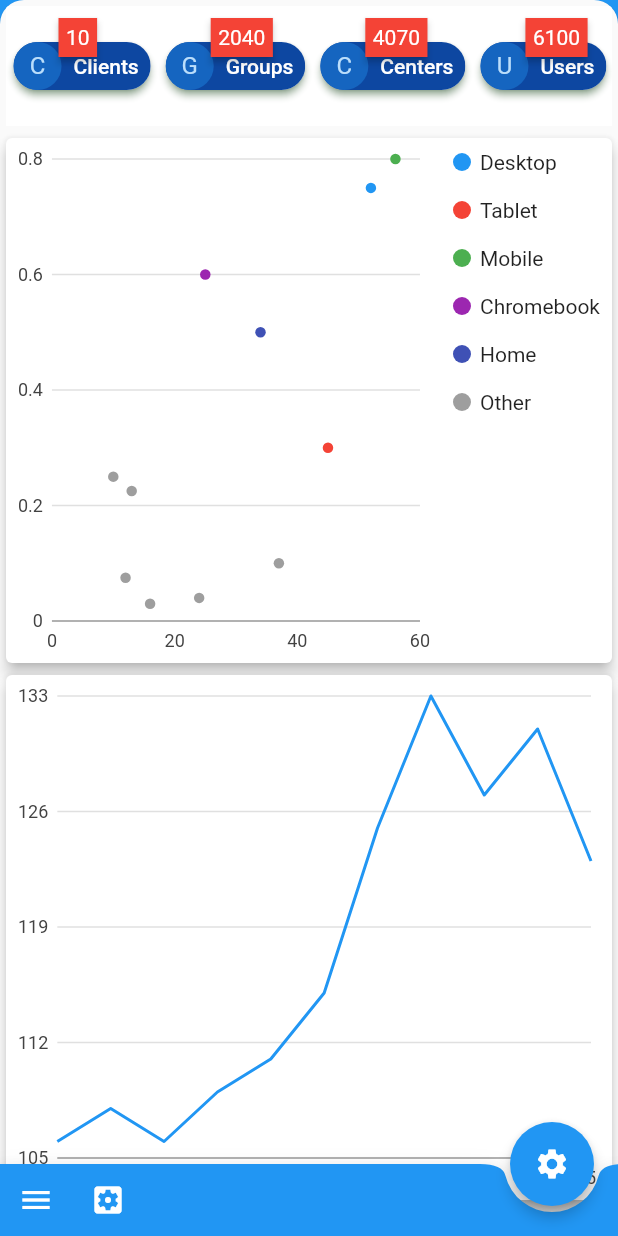
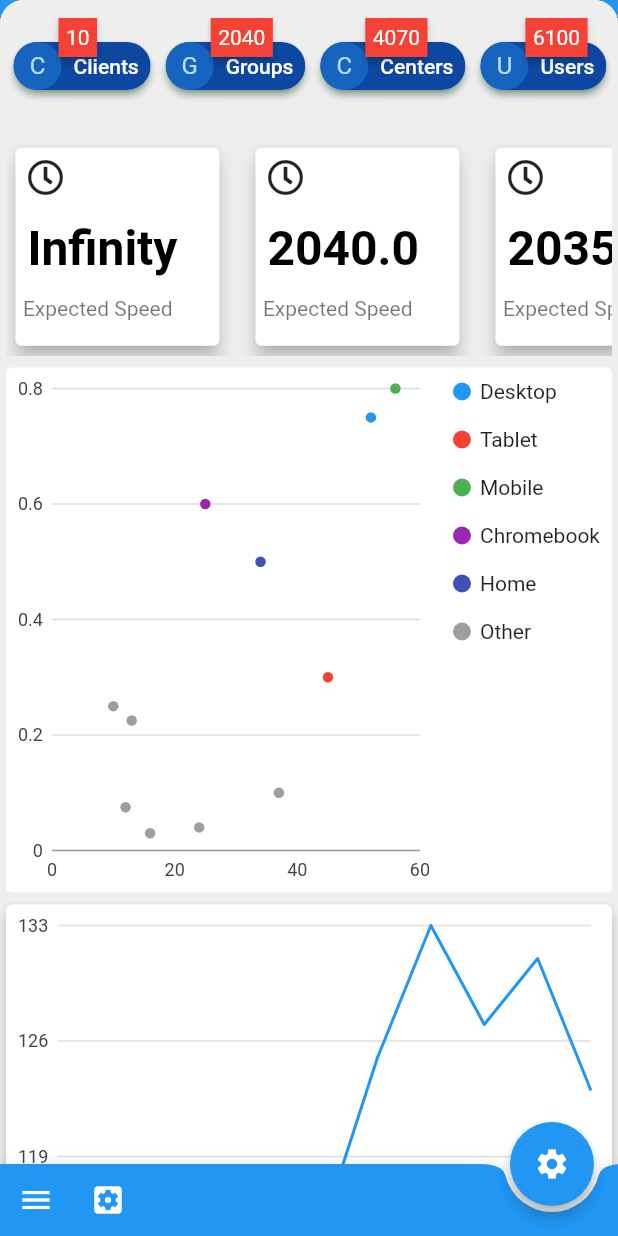
Before and after one commit to elirehema/iirc_flutter_d, a Flutter app: the MyHomeScreen screen opened directly, on a phone screen of 412 x 824 dp. Run offline on Flutter 3.47's test engine with Material 2 defaults, Android fonts, the phone set to English and light mode, and no system bars; drawn by our look-alikes of backdrop, badges; our stand-ins replace charts_flutter, connectivity, flutter_secure_storage, font_awesome_flutter; accounts and stored records are empty.

Commit message:
Home DaTa Cards

```diff
--- /dev/null
+++ b/lib/models/Account.dart
@@ -0,0 +1,6 @@
+
+
+class Account{
+  String username;
+  String data;
+}
--- /dev/null
+++ b/lib/models/index.dart
@@ -0,0 +1 @@
+export './Account.dart';
--- a/lib/screens/screen_home.dart
+++ b/lib/screens/screen_home.dart
@@ -2,14 +2,16 @@ import 'package:amala_statistics/screens/ChartScreens/BucketingAxisScatterPlotCh
 import 'package:amala_statistics/screens/ChartScreens/index.dart';
 import 'package:amala_statistics/screens/index.dart';
 import 'package:amala_statistics/widgets/index.dart';
+import 'package:font_awesome_flutter/font_awesome_flutter.dart';
 import 'package:backdrop/backdrop.dart';
 import 'package:flutter/material.dart';
+import 'package:amala_statistics/utils/index.dart' as colors;
 
 class HomeScreen extends StatelessWidget {
   @override
   Widget build(BuildContext context) {
     return new Scaffold(
-      body:  new MyHomeScreen(title: 'Home Screen'),
+      body: new MyHomeScreen(title: 'Home Screen'),
     );
   }
 }
@@ -53,7 +55,6 @@ class _HomeScreenState extends State<MyHomeScreen> {
     BucketingAxisScatterPlotChart.withSampleData(),
   ];
   final List<String> reportTitle = [
-
     'Clients',
     'Groups',
     'Centers',
@@ -66,8 +67,6 @@ class _HomeScreenState extends State<MyHomeScreen> {
     'Savings',
     'Shares',
     'Reports',
-
-
   ];
 
   final List<int> colorCodes = <int>[600, 500, 400, 300];
@@ -78,26 +77,27 @@ class _HomeScreenState extends State<MyHomeScreen> {
       title: Text("Backdrop Example"),
       backLayer: Center(
           child: ListView.builder(
-              padding: const EdgeInsets.all(8),
+              padding: const EdgeInsets.all(2.0),
               itemCount: widgetList.length,
               itemBuilder: (BuildContext context, int index) {
                 return Container(
                   height: 350,
-                  color: Colors.blue[index * 100],
+                  color: Colors.white,
                   child: widgetList[index],
                 );
               })),
       frontLayer: Scaffold(
         extendBody: true,
         key: _scaffoldKey,
-        backgroundColor: Colors.transparent,
-
+        backgroundColor: colors.backgroundColor,
         body: Center(
           child: new Container(
+            color: colors.backgroundColor,
             child: ListView(
               children: <Widget>[
                 Card(
                   elevation: 0,
+                  color: colors.backgroundColor,
                   child: SizedBox(
                     // Horizontal ListView
                     height: 80,
@@ -107,34 +107,71 @@ class _HomeScreenState extends State<MyHomeScreen> {
                       itemBuilder: (context, index) {
                         return Container(
                           width: null,
-                        padding: const EdgeInsets.all(5.0),
+                          margin: const EdgeInsets.all(5.0),
                           alignment: Alignment.center,
-                        color: Colors.white,
-                        child: ChipWidget('chip',nameText: reportTitle[index],valueText: '${(2030* index + 10)}',index: index,),
+
+                          child: ChipWidget(
+                            'chip',
+                            nameText: reportTitle[index],
+                            valueText: '${(2030 * index + 10)}',
+                            index: index,
+                          ),
                         );
                       },
                     ),
                   ),
                 ),
+
                 Card(
-              elevation: 4.0,
+                  elevation: 0,
+                  color: Colors.transparent,
+                  child: SizedBox(
+                    // Horizontal ListView
+                    height: 145,
+                    child: ListView.builder(
+                      itemCount: reportTitle.length,
+                      scrollDirection: Axis.horizontal,
+                      itemBuilder: (context, index) {
+                        return Container(
+                          width: null,
+                          margin: const EdgeInsets.all(0.0),
+                          alignment: Alignment.center,
+
+                          child: DataCard(
+                            'chip',
+                            icon: FontAwesomeIcons.clock,
+                            title: '${(2030 * index + 10)/index}',
+                            subTitle: 'Expected Speed ',
+
+                          ),
+
+                        );
+
+                      },
+                    ),
+                  ),
+
+                ),
+
+                Card(
+                    elevation: 0.0,
                     child: SizedBox(
                       height: 350,
                       child: BucketingAxisScatterPlotChart.withSampleData(),
-              )
-            ),
+                    )),
                 Card(
                     elevation: 4.0,
                     child: SizedBox(
                       height: 350,
                       child: NonzeroBoundMeasureAxis.withSampleData(),
-              )
-            ),
-
+                    )),
               ],
             ),
           ),
         ),
+        /**
+         * Navigation Drawer start here
+         * **/
         drawer: Drawer(
           child: ListView(
             padding: EdgeInsets.zero,
@@ -155,25 +192,21 @@ class _HomeScreenState extends State<MyHomeScreen> {
                   ),
                 ),
               ),
-
               ListTileWidget(
                 'nav_home',
                 title: 'Home',
                 subTitle: _lorem,
                 icon: Icons.home,
                 disabled: false,
-                onTap: (){
-
-                },
+                onTap: () {},
               ),
-
               ListTileWidget(
                 'nav_payments',
                 title: 'Paymment\'s',
                 subTitle: _lorem,
                 icon: Icons.attach_money,
                 disabled: false,
-                onTap: (){
+                onTap: () {
                   Navigator.pushNamed(context, '/payments');
                 },
               ),
@@ -183,9 +216,7 @@ class _HomeScreenState extends State<MyHomeScreen> {
                 subTitle: _lorem,
                 disabled: false,
                 icon: Icons.view_list,
-                onTap: (){
-
-                },
+                onTap: () {},
               ),
               ListTileWidget(
                 'nav_reports',
@@ -193,20 +224,15 @@ class _HomeScreenState extends State<MyHomeScreen> {
                 subTitle: _lorem,
                 disabled: false,
                 icon: Icons.graphic_eq,
-                onTap: (){
-
-                },
+                onTap: () {},
               ),
-
               ListTileWidget(
                 'nav_about_us',
                 title: 'About Us',
                 subTitle: _lorem,
                 disabled: false,
                 icon: Icons.info,
-                onTap: (){
-
-                },
+                onTap: () {},
               ),
               ListTileWidget(
                 'nav_help',
@@ -214,9 +240,7 @@ class _HomeScreenState extends State<MyHomeScreen> {
                 subTitle: _lorem,
                 disabled: false,
                 icon: Icons.help_outline,
-                onTap: (){
-
-                },
+                onTap: () {},
               ),
               ListTileWidget(
                 'nav_settings',
@@ -224,14 +248,15 @@ class _HomeScreenState extends State<MyHomeScreen> {
                 subTitle: _lorem,
                 disabled: false,
                 icon: Icons.settings,
-                onTap: (){
+                onTap: () {
                   Navigator.pushNamed(context, '/settings');
                 },
               ),
-
             ],
           ),
         ),
+        /**
+         * Bottom navigation  start here **/
         bottomNavigationBar: AppBottomAppBar(
           'floating_action_button',
           child: new Row(
@@ -245,12 +270,13 @@ class _HomeScreenState extends State<MyHomeScreen> {
               ),
               IconButton(
                 icon: Icon(Icons.settings_applications, color: Colors.white),
-                onPressed: () {
-                },
+                onPressed: () {},
               ),
             ],
           ),
         ),
+        /**
+         * Floating Action Button Start here */
         floatingActionButton: AppFloatingActionButton(
             'app_floating_action_button', onPressed: () {
           Navigator.push(context,
--- /dev/null
+++ b/lib/utils/index.dart
@@ -0,0 +1 @@
+export './colors.dart';
--- a/lib/widgets/index.dart
+++ b/lib/widgets/index.dart
@@ -15,3 +15,4 @@ export './setting_section.dart';
 export './switch_row.dart';
 export './chip_widget.dart';
 export './widget_listile.dart';
+export './widget_data_cards.dart';
--- /dev/null
+++ b/lib/widgets/widget_data_cards.dart
@@ -0,0 +1,84 @@
+import 'package:amala_statistics/utils/responsive_screen.dart';
+import 'package:flutter/cupertino.dart';
+import 'package:flutter/material.dart';
+import 'package:amala_statistics/utils/index.dart' as colors;
+
+class DataCard extends StatefulWidget{
+
+  final String title;
+  final String subTitle;
+  final Colors iconColor;
+  final Color backgroundColor;
+  final IconData icon, textIcon;
+  final GestureTapCallback onTap;
+  final bool disabled;
+
+  const DataCard(
+      String s, {
+        Key key,
+        this.iconColor,
+        this.subTitle,
+        this.title,
+        this.icon,
+        this.textIcon,
+        this.onTap,
+        this.backgroundColor,
+        this.disabled,
+      }) : super(key: key);
+
+
+  @override
+  State<StatefulWidget> createState() => _DataCardsWidgetState();
+
+}
+
+class _DataCardsWidgetState extends State<DataCard>{
+  @override
+  Widget build(BuildContext context) {
+    Screen size = Screen(MediaQuery.of(context).size);
+    // TODO: implement build
+    return new   Container(
+      width: 160,
+      height: 140,
+      padding: EdgeInsets.only(
+          right: size.getWidthPx(12), left: size.getWidthPx(2)),
+
+      child: Card(
+        color: colors.textPrimaryLightColor,
+        elevation: 5.0,
+        child: Column(
+          mainAxisSize: MainAxisSize.min,
+          crossAxisAlignment: CrossAxisAlignment.start,
+          children: <Widget>[
+            Padding(
+              padding: EdgeInsets.all(8.0),
+              child: Icon(
+                widget.icon,
+                size: 24.0,
+                semanticLabel:
+                'Text to announce in accessibility modes',
+              ),
+            ),
+            Padding(
+              padding: EdgeInsets.all(8.0),
+              child: Text(
+                widget.title,
+                textAlign: TextAlign.center,
+                overflow: TextOverflow.ellipsis,
+                style: TextStyle(
+                    fontWeight: FontWeight.bold,
+                    fontSize: 32,
+                color: colors.textPrimaryDarkColor),
+              ),
+            ),
+            Padding(
+              padding: EdgeInsets.all(5.0),
+              child: Text(widget.subTitle, style: TextStyle(color: colors.textSecondary54),),
+            ),
+          ],
+        ),
+      ),
+    );
+  }
+
+}
--- a/lib/widgets/widget_listile.dart
+++ b/lib/widgets/widget_listile.dart
@@ -12,7 +12,7 @@ class ListTileWidget extends StatefulWidget {
   final bool disabled;
 
   const ListTileWidget(
-    @required String s, {
+    String s, {
     Key key,
     this.iconColor,
     this.subTitle,
```
Lines whose indentation alone changed are shown as unchanged.
